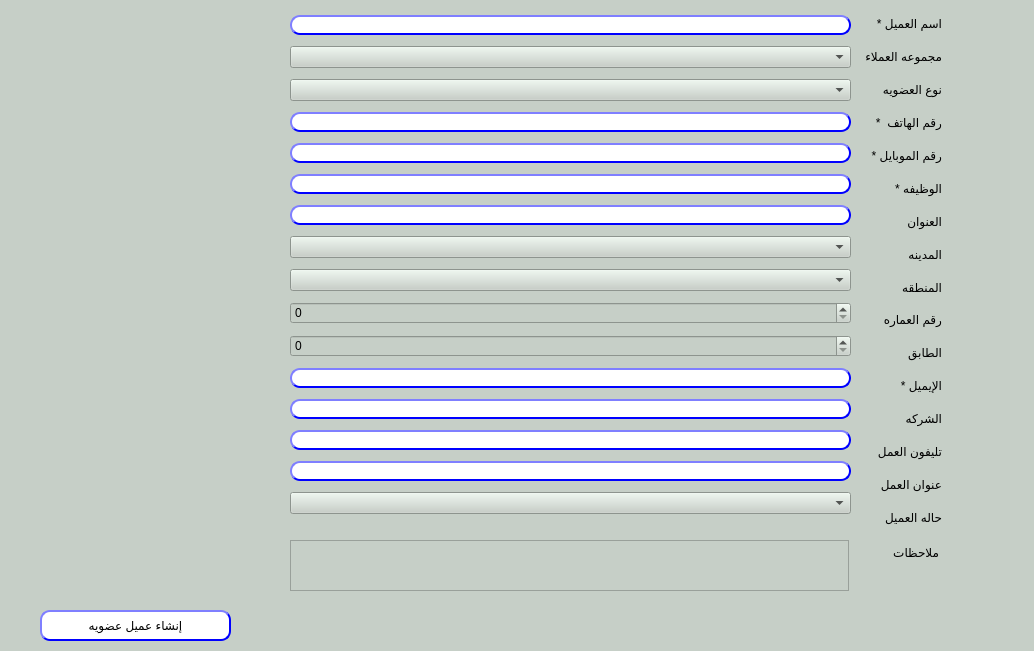
Qt form presentation/loyalty_ui/createCustomer.ui (shymaa123456/HyperPOS2020) before a commit.
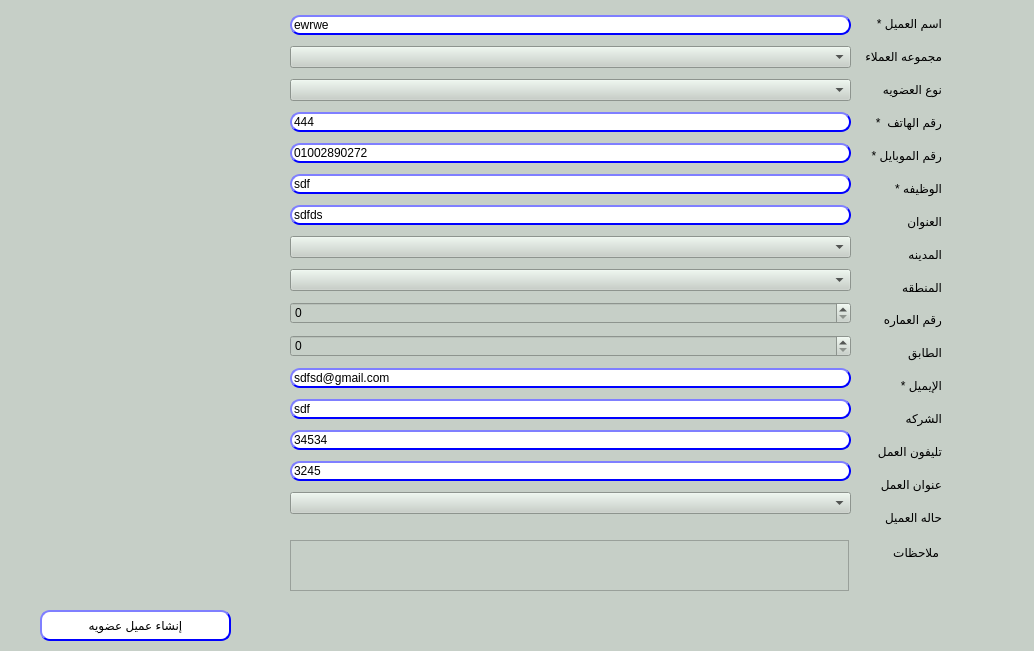
The same form after that commit.

What changed in the file:
```diff
--- a/presentation/loyalty_ui/createCustomer.ui
+++ b/presentation/loyalty_ui/createCustomer.ui
@@ -177,7 +177,7 @@
                                     </string>
       </property>
       <property name="text">
-       <string/>
+       <string>ewrwe</string>
       </property>
       <property name="maxLength">
        <number>50</number>
@@ -218,7 +218,7 @@
                             </string>
       </property>
       <property name="text">
-       <string/>
+       <string>444</string>
       </property>
      </widget>
     </item>
@@ -250,7 +250,7 @@
                             </string>
       </property>
       <property name="text">
-       <string/>
+       <string>01002890272</string>
       </property>
      </widget>
     </item>
@@ -281,7 +281,7 @@
                                     </string>
       </property>
       <property name="text">
-       <string/>
+       <string>sdf</string>
       </property>
       <property name="maxLength">
        <number>25</number>
@@ -316,7 +316,7 @@
                             </string>
       </property>
       <property name="text">
-       <string/>
+       <string>sdfds</string>
       </property>
       <property name="maxLength">
        <number>50</number>
@@ -378,7 +378,7 @@
                                     </string>
       </property>
       <property name="text">
-       <string/>
+       <string>sdfsd@gmail.com</string>
       </property>
      </widget>
     </item>
@@ -410,7 +410,7 @@
                             </string>
       </property>
       <property name="text">
-       <string/>
+       <string>sdf</string>
       </property>
       <property name="maxLength">
        <number>35</number>
@@ -445,7 +445,7 @@
                             </string>
       </property>
       <property name="text">
-       <string/>
+       <string>34534</string>
       </property>
      </widget>
     </item>
@@ -477,7 +477,7 @@
                             </string>
       </property>
       <property name="text">
-       <string/>
+       <string>3245</string>
       </property>
       <property name="maxLength">
        <number>20</number>
```
